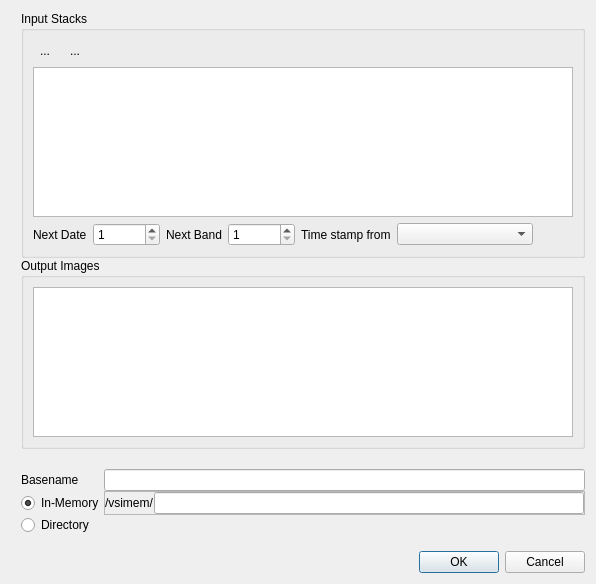
Old version of the form timeseriesviewer/ui/stackedinputdatadialog.ui in the repository jakimowb/eo-time-series-viewer.
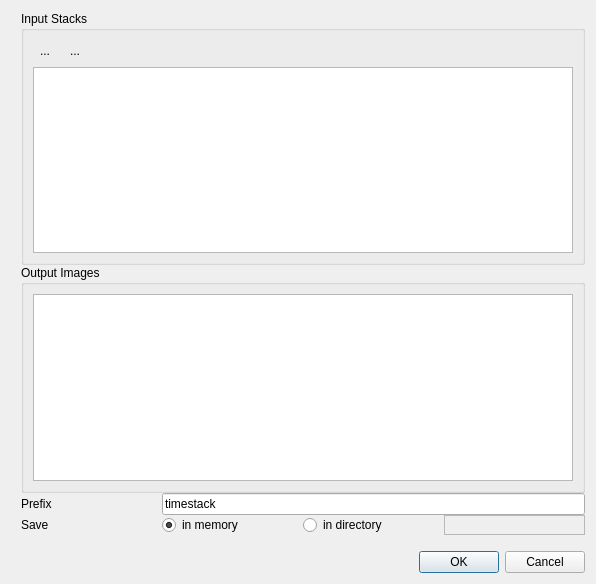
New version of the form. Icons and pictures are not drawn. Custom widgets are drawn as their Qt base class.

What changed in the file:
```diff
--- a/timeseriesviewer/ui/stackedinputdatadialog.ui
+++ b/timeseriesviewer/ui/stackedinputdatadialog.ui
@@ -108,77 +108,6 @@
          <item>
           <widget class="QTableView" name="tableViewSourceStacks"/>
          </item>
-         <item>
-          <layout class="QHBoxLayout" name="horizontalLayout_3">
-           <property name="topMargin">
-            <number>0</number>
-           </property>
-           <item>
-            <widget class="QLabel" name="label_3">
-             <property name="text">
-              <string>Next Date</string>
-             </property>
-            </widget>
-           </item>
-           <item>
-            <widget class="QSpinBox" name="spNextDTG">
-             <property name="minimum">
-              <number>1</number>
-             </property>
-             <property name="maximum">
-              <number>999999</number>
-             </property>
-            </widget>
-           </item>
-           <item>
-            <widget class="QLabel" name="sbNextBand">
-             <property name="text">
-              <string>Next Band</string>
-             </property>
-            </widget>
-           </item>
-           <item>
-            <widget class="QSpinBox" name="spinBox">
-             <property name="minimum">
-              <number>1</number>
-             </property>
-             <property name="maximum">
-              <number>999999</number>
-             </property>
-            </widget>
-           </item>
-           <item>
-            <widget class="QLabel" name="label_4">
-             <property name="text">
-              <string>Time stamp from</string>
-             </property>
-            </widget>
-           </item>
-           <item>
-            <widget class="QComboBox" name="cbDTGData">
-             <property name="sizePolicy">
-              <sizepolicy hsizetype="Preferred" vsizetype="Fixed">
-               <horstretch>2</horstretch>
-               <verstretch>0</verstretch>
-              </sizepolicy>
-             </property>
-            </widget>
-           </item>
-           <item>
-            <spacer name="horizontalSpacer">
-             <property name="orientation">
-              <enum>Qt::Horizontal</enum>
-             </property>
-             <property name="sizeHint" stdset="0">
-              <size>
-               <width>40</width>
-               <height>20</height>
-              </size>
-             </property>
-            </spacer>
-           </item>
-          </layout>
-         </item>
         </layout>
        </widget>
       </item>
@@ -200,33 +129,19 @@
       <item>
        <layout class="QGridLayout" name="gridLayout_2">
         <property name="topMargin">
-         <number>20</number>
+         <number>0</number>
         </property>
-        <item row="3" column="0">
-         <widget class="QRadioButton" name="radioButton">
-          <property name="text">
-           <string>Directory</string>
-          </property>
-         </widget>
-        </item>
-        <item row="2" column="0">
+        <item row="2" column="1">
          <widget class="QRadioButton" name="radioButton_2">
           <property name="text">
-           <string>In-Memory</string>
+           <string>in memory</string>
           </property>
           <property name="checked">
            <bool>true</bool>
           </property>
          </widget>
         </item>
-        <item row="0" column="0">
-         <widget class="QLabel" name="label_6">
-          <property name="text">
-           <string>Basename</string>
-          </property>
-         </widget>
-        </item>
-        <item row="2" column="1">
+        <item row="2" column="3">
          <widget class="QFrame" name="frameInMemoryPath">
           <property name="frameShape">
            <enum>QFrame::StyledPanel</enum>
@@ -251,25 +166,40 @@
             <number>0</number>
            </property>
            <item>
-            <widget class="QLabel" name="label_5">
-             <property name="text">
-              <string>/vsimem/</string>
+            <widget class="QgsFileWidget" name="fileWidgetOutputdir">
+             <property name="dialogTitle">
+              <string>Select output directory</string>
              </property>
             </widget>
            </item>
-           <item>
-            <widget class="QLineEdit" name="tbInMemoryPath"/>
-           </item>
           </layout>
          </widget>
         </item>
-        <item row="0" column="1">
-         <widget class="QLineEdit" name="lineEdit"/>
+        <item row="2" column="0">
+         <widget class="QLabel" name="label_5">
+          <property name="text">
+           <string>Save</string>
+          </property>
+         </widget>
         </item>
-        <item row="3" column="1">
-         <widget class="QgsFileWidget" name="fileWidgetOutputdir">
-          <property name="dialogTitle">
-           <string>Select output directory</string>
+        <item row="2" column="2">
+         <widget class="QRadioButton" name="radioButton">
+          <property name="text">
+           <string>in directory</string>
+          </property>
+         </widget>
+        </item>
+        <item row="0" column="0">
+         <widget class="QLabel" name="label_6">
+          <property name="text">
+           <string>Prefix</string>
+          </property>
+         </widget>
+        </item>
+        <item row="0" column="1" colspan="3">
+         <widget class="QLineEdit" name="tbFilePrefix">
+          <property name="text">
+           <string>timestack</string>
           </property>
          </widget>
         </item>
```
